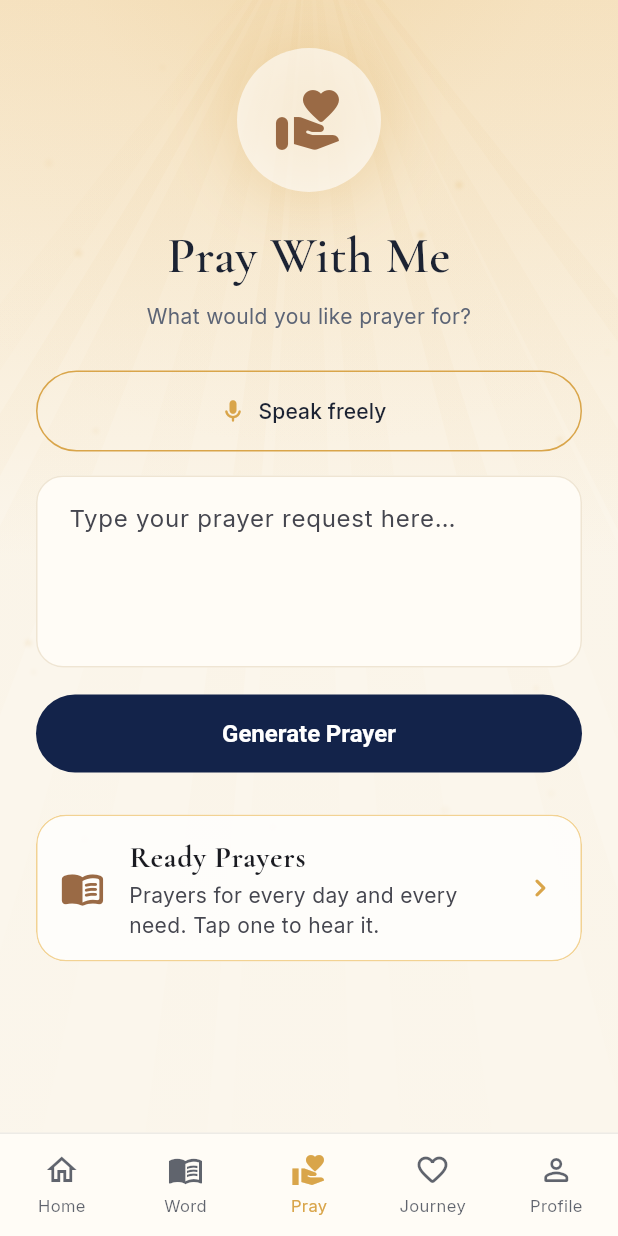
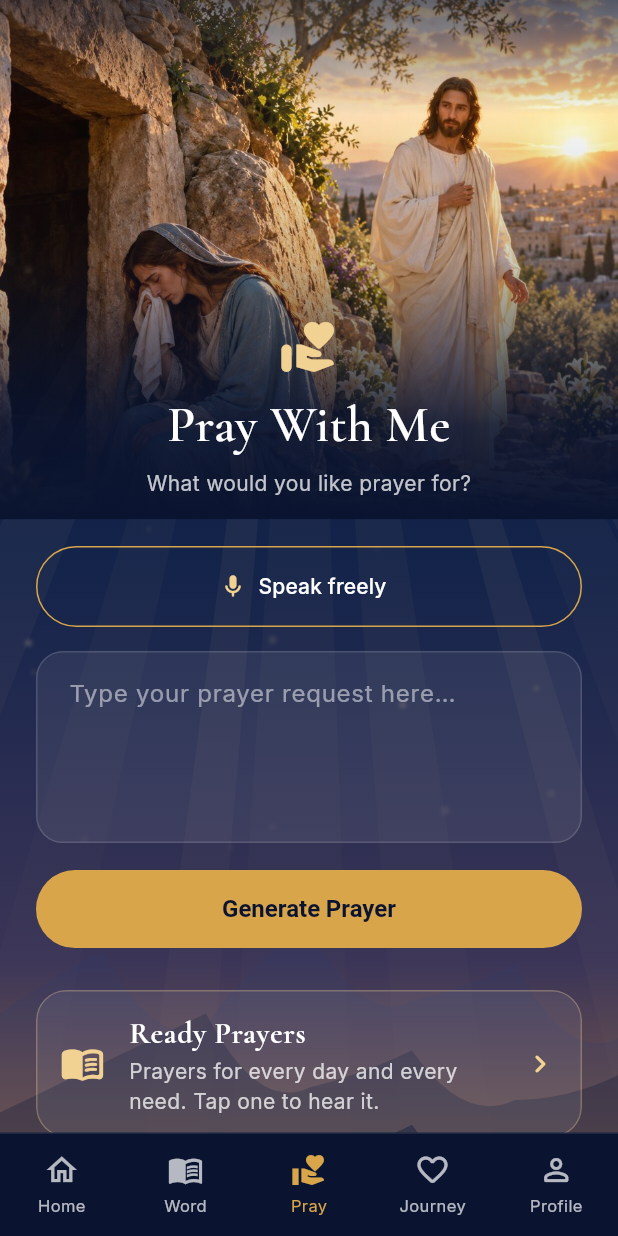
Before and after one commit to mravikrish/JesusAnswers, a Flutter app: the PrayerScreen screen opened by its route, on a phone screen of 412 x 824 dp. Run offline on Flutter 3.47's test engine with Material 3 defaults, Android fonts, the phone set to English and light mode, and no system bars; our stand-ins replace audioplayers, device_info_plus, flutter_local_notifications, flutter_riverpod, flutter_timezone, flutter_tts and 7 more; missing offline and left inert: sherpa_onnx; accounts and stored records are empty; project files that could hold a hidden picture were left out.

Commit message:
Bring Home's painting and night sky to Pray, Journey and Ready Prayers
Each opens on today's painting of Jesus fading into the night sky, with
glass cards, gold actions and white text; the bottom bar stays dark on
these tabs. Journey's filter chips now show their labels, and "Generate
Prayer" is gold so it stands out on the night sky.

Co-Authored-By: Claude Opus 5.5 <noreply@anthropic.com>

```diff
--- a/lib/core/widgets/app_shell.dart
+++ b/lib/core/widgets/app_shell.dart
@@ -19,7 +19,7 @@ class AppShell extends StatelessWidget {
   @override
   Widget build(BuildContext context) {
     final l = AppLocalizations.of(context);
-    final dark = shell.currentIndex <= 1;
+    final dark = shell.currentIndex <= 3; // Home, Word, Pray and Journey are night screens
     final fg = dark ? Colors.white : AppColors.ink;
     final bg = dark ? AppColors.midnight : AppColors.ivoryCard;
 
--- a/lib/features/bible/bible_screen.dart
+++ b/lib/features/bible/bible_screen.dart
@@ -609,12 +609,14 @@ class PaintingHero extends StatelessWidget {
     super.key,
     required this.painting,
     required this.height,
-    required this.onBack,
+    this.onBack,
     required this.child,
   });
   final Painting? painting;
   final double height;
-  final VoidCallback onBack;
+
+  /// No back button when null (a tab of its own).
+  final VoidCallback? onBack;
   final Widget child;
 
   @override
@@ -637,6 +639,7 @@ class PaintingHero extends StatelessWidget {
             ),
           ),
           const IgnorePointer(child: DivineLight(intensity: 0.5)),
+          if (onBack != null)
             Positioned(
               top: top + 4,
               left: 8,
--- a/lib/features/prayer/prayer_screen.dart
+++ b/lib/features/prayer/prayer_screen.dart
@@ -1,21 +1,25 @@
 import 'package:flutter/material.dart';
+import 'package:flutter_riverpod/flutter_riverpod.dart';
 import 'package:go_router/go_router.dart';
 
 import '../../core/theme/app_theme.dart';
 import '../../core/widgets/app_shell.dart';
-import '../../core/widgets/divine_light.dart';
+import '../../core/widgets/night_background.dart';
 import '../../data/models/answer.dart';
 import '../../l10n/app_localizations.dart';
+import '../../providers.dart';
+import '../bible/bible_screen.dart';
 
 /// "Pray With Me" — the user shares a request and receives a Scripture-based prayer.
-class PrayerScreen extends StatefulWidget {
+/// Under today's painting of Jesus in the night sky, as on Home.
+class PrayerScreen extends ConsumerStatefulWidget {
   const PrayerScreen({super.key});
 
   @override
-  State<PrayerScreen> createState() => _PrayerScreenState();
+  ConsumerState<PrayerScreen> createState() => _PrayerScreenState();
 }
 
-class _PrayerScreenState extends State<PrayerScreen> {
+class _PrayerScreenState extends ConsumerState<PrayerScreen> {
   final _text = TextEditingController();
 
   @override
@@ -41,59 +45,44 @@ class _PrayerScreenState extends State<PrayerScreen> {
   @override
   Widget build(BuildContext context) {
     final l = AppLocalizations.of(context);
+    final painting = ref.watch(dailyPaintingProvider).value;
+    final soft = Colors.white.withValues(alpha: 0.75);
     return Scaffold(
-      body: DecoratedBox(
-        decoration: const BoxDecoration(
-          gradient: LinearGradient(
-            begin: Alignment.topCenter,
-            end: Alignment.bottomCenter,
-            colors: [Color(0xFFF6E3C2), AppColors.ivory],
-            stops: [0, 0.45],
-          ),
-        ),
-        child: Stack(
+      body: NightBackground(
+        warm: true,
+        child: ListView(
+          padding: const EdgeInsets.only(bottom: 120),
           children: [
-            const Positioned.fill(
-              child: IgnorePointer(child: DivineLight(color: AppColors.gold, intensity: 0.5)),
+            PaintingHero(
+              painting: painting,
+              height: MediaQuery.sizeOf(context).height * 0.42,
+              child: Column(
+                children: [
+                  const Icon(Icons.volunteer_activism_rounded, size: 40, color: AppColors.goldSoft),
+                  const SizedBox(height: 8),
+                  Text(l.prayTitle,
+                      textAlign: TextAlign.center,
+                      style: AppText.serif(34, color: Colors.white, weight: FontWeight.w600)),
+                  const SizedBox(height: 4),
+                  Text(l.prayPrompt, textAlign: TextAlign.center, style: TextStyle(color: soft)),
+                ],
+              ),
             ),
-            SafeArea(
-              bottom: false,
-              child: ListView(
-                padding: const EdgeInsets.fromLTRB(24, 32, 24, 120),
+            Padding(
+              padding: const EdgeInsets.symmetric(horizontal: 24),
+              child: Column(
+                crossAxisAlignment: CrossAxisAlignment.stretch,
                 children: [
-                  Container(
-                    width: 96,
-                    height: 96,
-                    alignment: Alignment.center,
-                    decoration: BoxDecoration(
-                      shape: BoxShape.circle,
-                      color: Colors.white.withValues(alpha: 0.6),
-                      boxShadow: [BoxShadow(color: AppColors.gold.withValues(alpha: 0.35), blurRadius: 40)],
-                    ),
-                    child: const Icon(Icons.volunteer_activism_rounded, size: 48, color: AppColors.ember),
-                  ),
                   const SizedBox(height: 18),
-                  Text(
-                    l.prayTitle,
-                    textAlign: TextAlign.center,
-                    style: AppText.serif(34, weight: FontWeight.w600),
-                  ),
-                  const SizedBox(height: 6),
-                  Text(
-                    l.prayPrompt,
-                    textAlign: TextAlign.center,
-                    style: const TextStyle(color: AppColors.inkSoft),
-                  ),
-                  const SizedBox(height: 26),
                   OutlinedButton.icon(
                     onPressed: _speak,
                     style: OutlinedButton.styleFrom(
                       minimumSize: const Size.fromHeight(54),
                       shape: const StadiumBorder(),
                       side: const BorderSide(color: AppColors.gold),
-                      foregroundColor: AppColors.ink,
+                      foregroundColor: Colors.white,
                     ),
-                    icon: const Icon(Icons.mic_rounded, color: AppColors.gold),
+                    icon: const Icon(Icons.mic_rounded, color: AppColors.goldSoft),
                     label: Text(l.speakFreely),
                   ),
                   const SizedBox(height: 16),
@@ -101,25 +90,43 @@ class _PrayerScreenState extends State<PrayerScreen> {
                     controller: _text,
                     minLines: 4,
                     maxLines: 8,
-                    decoration: InputDecoration(hintText: l.prayHint),
+                    style: const TextStyle(color: Colors.white),
+                    decoration: InputDecoration(
+                      hintText: l.prayHint,
+                      hintStyle: TextStyle(color: Colors.white.withValues(alpha: 0.5)),
+                      fillColor: Colors.white.withValues(alpha: 0.07),
+                      enabledBorder: OutlineInputBorder(
+                        borderRadius: BorderRadius.circular(18),
+                        borderSide: BorderSide(color: Colors.white.withValues(alpha: 0.14)),
+                      ),
+                      focusedBorder: OutlineInputBorder(
+                        borderRadius: BorderRadius.circular(18),
+                        borderSide: const BorderSide(color: AppColors.gold),
+                      ),
+                    ),
                   ),
                   const SizedBox(height: 18),
-                  FilledButton(onPressed: _generate, child: Text(l.generatePrayer)),
+                  FilledButton(
+                    style: FilledButton.styleFrom(backgroundColor: AppColors.gold, foregroundColor: AppColors.midnight),
+                    onPressed: _generate,
+                    child: Text(l.generatePrayer),
+                  ),
                   const SizedBox(height: 28),
                   // Or choose a ready prayer and hear it.
                   Material(
-                    color: Colors.white.withValues(alpha: 0.75),
+                    color: Colors.white.withValues(alpha: 0.07),
                     shape: RoundedRectangleBorder(
                       borderRadius: BorderRadius.circular(20),
-                      side: const BorderSide(color: AppColors.goldSoft),
+                      side: BorderSide(color: AppColors.goldSoft.withValues(alpha: 0.3)),
                     ),
                     clipBehavior: Clip.antiAlias,
                     child: ListTile(
                       contentPadding: const EdgeInsets.symmetric(horizontal: 16, vertical: 6),
-                      leading: const Icon(Icons.menu_book_rounded, color: AppColors.ember, size: 30),
-                      title: Text(l.readyPrayers, style: AppText.serif(20, weight: FontWeight.w700)),
-                      subtitle: Text(l.readyPrayersHint),
-                      trailing: const Icon(Icons.chevron_right_rounded, color: AppColors.gold),
+                      leading: const Icon(Icons.menu_book_rounded, color: AppColors.goldSoft, size: 30),
+                      title: Text(l.readyPrayers,
+                          style: AppText.serif(20, color: Colors.white, weight: FontWeight.w700)),
+                      subtitle: Text(l.readyPrayersHint, style: TextStyle(color: soft)),
+                      trailing: const Icon(Icons.chevron_right_rounded, color: AppColors.goldSoft),
                       onTap: () => context.push('/prayers'),
                     ),
                   ),
```
Also changed, not shown: lib/features/journey/journey_screen.dart (+45 -30 lines), lib/features/prayer/prayers_screen.dart (+64 -26 lines). Lines whose indentation alone changed are shown as unchanged.
